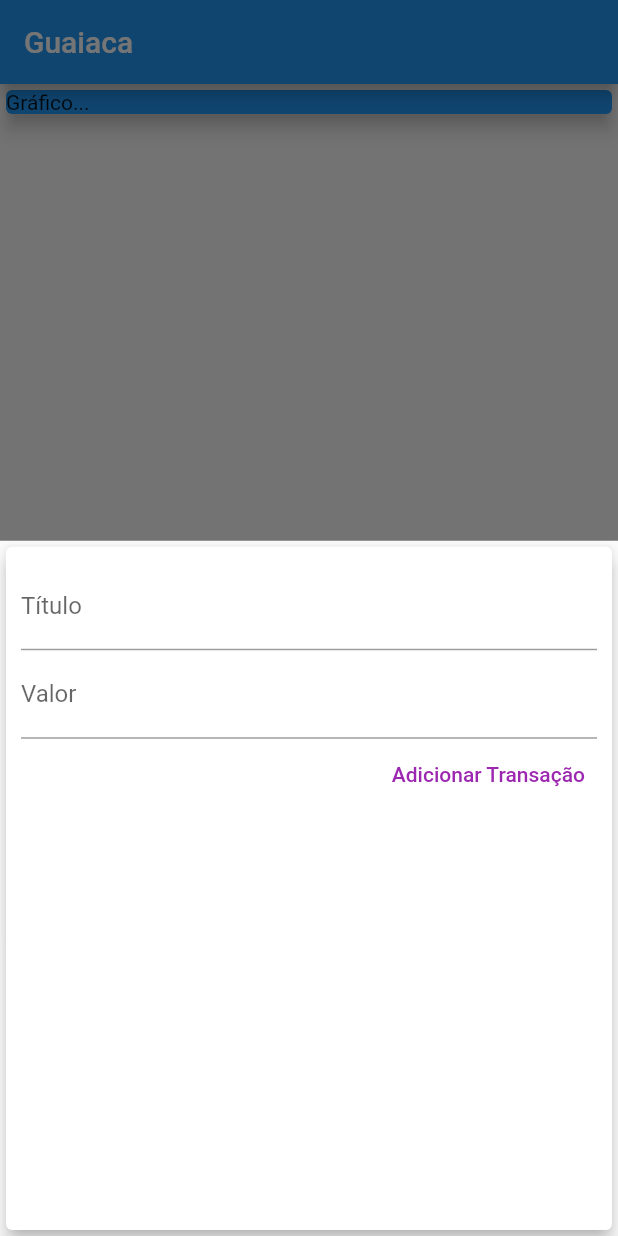
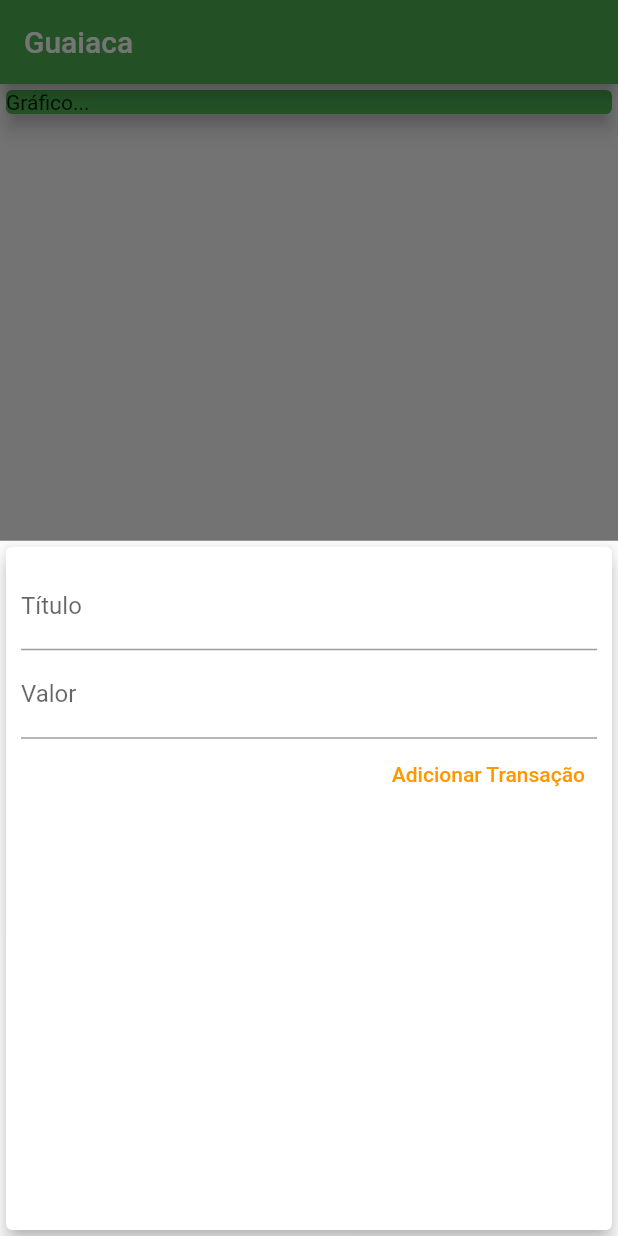
Before and after one commit to mariugo/guaiaca, a Flutter app: the screen it shows after launch, after a tap on the "add" icon, on a phone screen of 412 x 824 dp. Run offline on Flutter 3.47's test engine with Material 2 defaults, Android fonts, the phone set to English and light mode, and no system bars.

Commit message:
Aplicações de temas

```diff
--- a/lib/main.dart
+++ b/lib/main.dart
@@ -8,6 +8,10 @@ class MyApp extends StatelessWidget {
   Widget build(BuildContext context) {
     return MaterialApp(
       title: 'Guaiaca',
+      theme: ThemeData(
+        primarySwatch: Colors.green,
+        accentColor: Colors.orange,
+      ),
       home: MyHomePage(),
     );
   }
--- a/lib/screens/home.dart
+++ b/lib/screens/home.dart
@@ -1,5 +1,5 @@
 import 'package:flutter/material.dart';
-import 'package:guaiaca/widgets/lista_transacao_widget.dart';
+import '../widgets/lista_transacao_widget.dart';
 import '../model/transacao.dart';
 import '../widgets/nova_transacao_widget.dart';
 
@@ -39,10 +39,9 @@ class _MyHomePageState extends State<MyHomePage> {
               Container(
                 width: double.infinity,
                 child: Card(
-                  child: Text('Gráfico...'),
-                  elevation: 5,
-                  color: Colors.blue,
-                ),
+                    child: Text('Gráfico...'),
+                    elevation: 5,
+                    color: Theme.of(context).primaryColor),
               ),
               ListaTransacao(_usuarioTransacoes),
             ],
--- a/lib/widgets/lista_transacao_widget.dart
+++ b/lib/widgets/lista_transacao_widget.dart
@@ -23,7 +23,7 @@ class ListaTransacao extends StatelessWidget {
                 ),
                 decoration: BoxDecoration(
                   border: Border.all(
-                    color: Colors.purple,
+                    color: Theme.of(context).primaryColor,
                     width: 2,
                   ),
                 ),
@@ -33,7 +33,7 @@ class ListaTransacao extends StatelessWidget {
                   style: TextStyle(
                     fontWeight: FontWeight.bold,
                     fontSize: 20,
-                    color: Colors.purple,
+                    color: Theme.of(context).primaryColor,
                   ),
                 ),
               ),
--- a/lib/widgets/nova_transacao_widget.dart
+++ b/lib/widgets/nova_transacao_widget.dart
@@ -35,7 +35,9 @@ class _NovaTransacaoState extends State<NovaTransacao> {
             TextButton(
               child: Text(
                 'Adicionar Transação',
-                style: TextStyle(color: Colors.purple),
+                style: TextStyle(
+                  color: Theme.of(context).accentColor,
+                ),
               ),
               onPressed: enviarTransacao,
             ),
```
